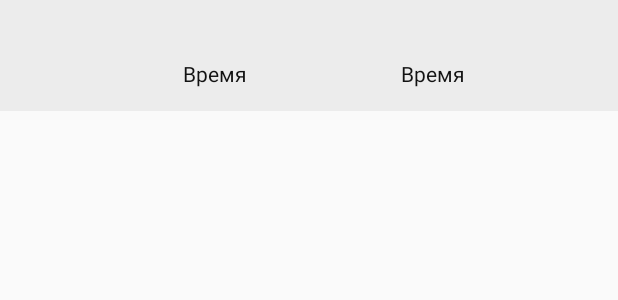
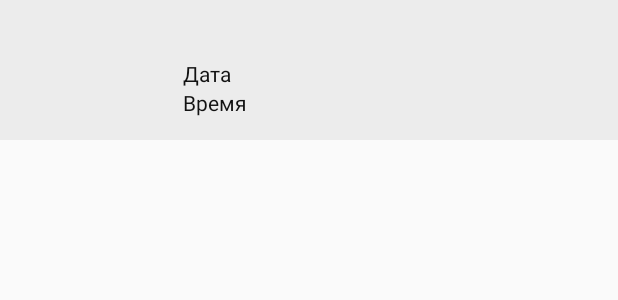
Before and after one commit to Divinkas/MyNoticeApp, an Android app: the layout item_notice.xml on its own in the app's theme, with its tools: preview values and no code run, on a phone screen of 412 x 824 dp. Shown: the top 300 px of the screen. Run offline under Robolectric (Android 15) with nearby library versions, the phone set to English and light mode, and no system bars.

Commit message:
update app to 1.1 version

```diff
--- a/app/build.gradle
+++ b/app/build.gradle
@@ -17,6 +17,10 @@ android {
         }
 
     }
+    compileOptions {
+        targetCompatibility 1.8
+        sourceCompatibility 1.8
+    }
 }
 realm {
     syncEnabled = true
--- a/app/src/main/AndroidManifest.xml
+++ b/app/src/main/AndroidManifest.xml
@@ -4,9 +4,9 @@
 
     <application
         android:allowBackup="true"
-        android:icon="@mipmap/ic_launcher"
+        android:icon="@drawable/bg_notice"
         android:label="@string/app_name"
-        android:roundIcon="@mipmap/ic_launcher_round"
+        android:roundIcon="@drawable/bg_notice"
         android:supportsRtl="true"
         android:theme="@style/AppTheme">
         <activity android:name=".MainActivity">
--- a/app/src/main/java/com/example/divinkas/noticesapprlm/Adapter/Holder/ListNoticeHolder.java
+++ b/app/src/main/java/com/example/divinkas/noticesapprlm/Adapter/Holder/ListNoticeHolder.java
@@ -3,6 +3,7 @@ package com.example.divinkas.noticesapprlm.Adapter.Holder;
 import android.support.v7.widget.RecyclerView.ViewHolder;
 import android.view.View;
 import android.widget.ImageView;
+import android.widget.LinearLayout;
 import android.widget.TextView;
 
 import com.example.divinkas.noticesapprlm.R;
@@ -10,9 +11,11 @@ import com.example.divinkas.noticesapprlm.R;
 public class ListNoticeHolder extends ViewHolder {
     ImageView iconStatus;
     TextView tvDate, tvTime, tvDescr;
+    LinearLayout containerItemNotice;
 
     public ListNoticeHolder(View itemView) {
         super(itemView);
+        containerItemNotice = itemView.findViewById(R.id.containerItemNotice);
         iconStatus = itemView.findViewById(R.id.iconStatus);
         tvDate = itemView.findViewById(R.id.tvDate);
         tvDescr = itemView.findViewById(R.id.tvDescription);
--- a/app/src/main/res/layout/item_notice.xml
+++ b/app/src/main/res/layout/item_notice.xml
@@ -1,8 +1,10 @@
 <?xml version="1.0" encoding="utf-8"?>
 <LinearLayout xmlns:android="http://schemas.android.com/apk/res/android"
+    android:id="@+id/containerItemNotice"
     android:layout_width="match_parent"
     android:layout_height="wrap_content"
     android:padding="10dp"
+    android:layout_marginBottom="2dp"
     android:background="@color/colorLightGray"
     android:orientation="vertical">
     <LinearLayout
@@ -14,6 +16,8 @@
             android:id="@+id/iconStatus"
             android:layout_weight="5"
             android:layout_margin="5dp"
+            android:paddingEnd="10dp"
+            android:paddingStart="0dp"
             android:layout_width="match_parent"
             android:layout_height="match_parent" />
         <LinearLayout
@@ -26,6 +30,24 @@
                 android:layout_marginBottom="10dp"
                 android:layout_width="match_parent"
                 android:layout_height="wrap_content" />
+
+            <LinearLayout
+                android:layout_width="match_parent"
+                android:layout_height="wrap_content"
+                android:orientation="horizontal">
+                <TextView
+                    android:layout_weight="2"
+                    android:layout_width="match_parent"
+                    android:layout_height="wrap_content"
+                    android:text="@string/date"
+                    android:textColor="@color/colorBlack_"/>
+                <TextView
+                    android:id="@+id/tvDate"
+                    android:layout_weight="2"
+                    android:layout_width="match_parent"
+                    android:layout_height="wrap_content" />
+
+            </LinearLayout>
             <LinearLayout
                 android:layout_width="match_parent"
                 android:layout_height="wrap_content"
@@ -41,20 +63,6 @@
                     android:layout_weight="2"
                     android:layout_width="match_parent"
                     android:layout_height="wrap_content" />
-                <TextView
-                    android:layout_weight="2"
-                    android:layout_width="match_parent"
-                    android:layout_height="wrap_content"
-                    android:text="@string/time"
-                    android:layout_marginStart="5dp"
-                    android:layout_marginEnd="0dp"
-                    android:textColor="@color/colorBlack_"/>
-                <TextView
-                    android:id="@+id/tvDate"
-                    android:layout_weight="2"
-                    android:layout_width="match_parent"
-                    android:layout_height="wrap_content" />
-
             </LinearLayout>
         </LinearLayout>
 
--- a/app/src/main/res/values/strings.xml
+++ b/app/src/main/res/values/strings.xml
@@ -8,5 +8,6 @@
     <string name="dell">Удалить?</string>
     <string name="sucessfull">Выполнено</string>
 
-
+    <string name="yes">Да</string>
+    <string name="no">Нет</string>
 </resources>
```
Also changed, not shown: app/src/main/java/com/example/divinkas/noticesapprlm/Adapter/Holder/NoticeAdapter.java (+34 -18 lines), app/src/main/java/com/example/divinkas/noticesapprlm/MainActivity.java (+44 -8 lines), app/src/main/java/com/example/divinkas/noticesapprlm/Model/DbRealmHelper.java (+19 -0 lines), app/src/main/res/drawable/alert.xml (deleted, +0 -8 lines), app/src/main/res/drawable/done.xml (deleted, +0 -8 lines), app/src/main/res/drawable/info.xml (deleted, +0 -8 lines), app/src/main/res/layout/activity_main.xml (+9 -0 lines), app/src/main/res/drawable/alert_ico_2.png (added), app/src/main/res/drawable/bg_notice.png (added), app/src/main/res/drawable/done_ico.png (added), app/src/main/res/drawable/infp_ico.png (added).
